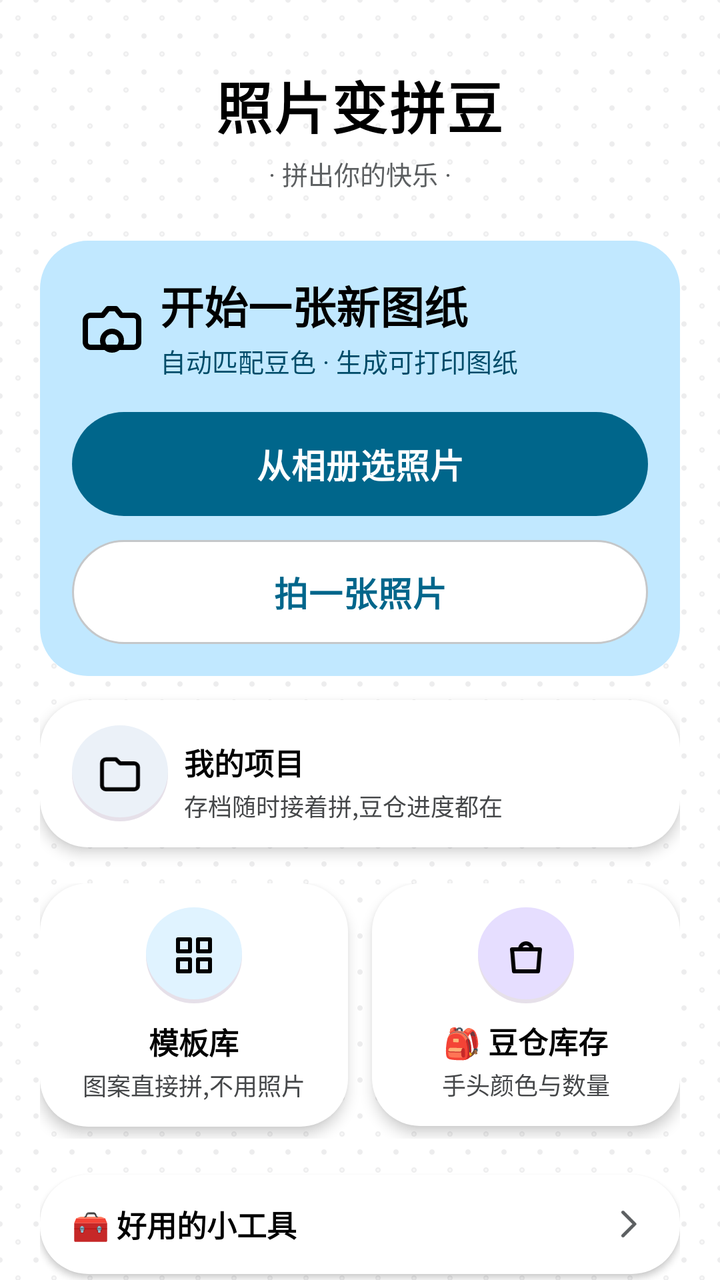
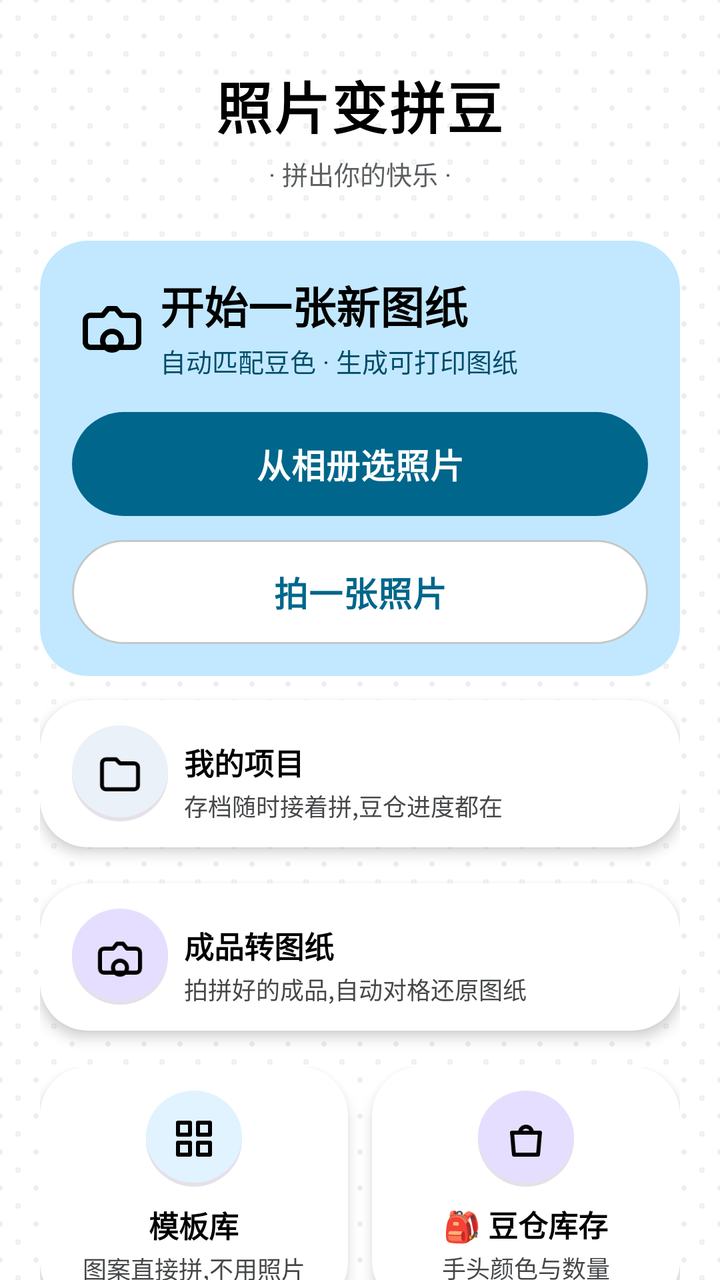

Screens rendered from an Android XML layout before and after an edit, with the pre-edit source and the edit as a unified diff.
<!-- AndroidManifest.xml: application theme AppTheme -->
<!-- res/layout/activity_main.xml -->
<?xml version="1.0" encoding="utf-8"?>
<ScrollView xmlns:android="http://schemas.android.com/apk/res/android"
    android:layout_width="match_parent"
    android:layout_height="match_parent"
    android:background="@drawable/bg_pegboard"
    android:fillViewport="true"
    android:scrollbars="none">

    <LinearLayout
        android:layout_width="match_parent"
        android:layout_height="wrap_content"
        android:orientation="vertical"
        android:paddingStart="20dp"
        android:paddingEnd="20dp">

        
        <TextView
            android:layout_width="wrap_content"
            android:layout_height="wrap_content"
            android:layout_gravity="center_horizontal"
            android:layout_marginTop="32dp"
            android:letterSpacing="0.03"
            android:text="@string/app_name"
            android:textColor="?attr/textPrimary"
            android:textSize="28sp"
            android:textStyle="bold" />

        <TextView
            android:layout_width="wrap_content"
            android:layout_height="wrap_content"
            android:layout_gravity="center_horizontal"
            android:layout_marginTop="4dp"
            android:text="@string/main_footer"
            android:textColor="?attr/textSecondary"
            android:textSize="13sp" />

        
        <LinearLayout
            android:layout_width="match_parent"
            android:layout_height="wrap_content"
            android:layout_marginTop="24dp"
            android:background="@drawable/bg_hero"
            android:orientation="vertical"
            android:padding="16dp">

            <LinearLayout
                android:layout_width="match_parent"
                android:layout_height="wrap_content"
                android:layout_marginStart="4dp"
                android:gravity="center_vertical"
                android:orientation="horizontal">

                <ImageView
                    android:layout_width="32dp"
                    android:layout_height="32dp"
                    android:contentDescription="@null"
                    android:src="@drawable/ic_camera"
                    android:tint="?attr/onPrimaryContainer" />

                <LinearLayout
                    android:layout_width="0dp"
                    android:layout_height="wrap_content"
                    android:layout_marginStart="8dp"
                    android:layout_weight="1"
                    android:orientation="vertical">

                    <TextView
                        android:layout_width="wrap_content"
                        android:layout_height="wrap_content"
                        android:text="@string/main_new_title"
                        android:textColor="?attr/onPrimaryContainer"
                        android:textSize="22sp"
                        android:textStyle="bold" />

                    <TextView
                        android:layout_width="wrap_content"
                        android:layout_height="wrap_content"
                        android:layout_marginTop="2dp"
                        android:text="@string/main_new_desc"
                        android:textColor="?attr/onPrimaryContainerDim"
                        android:textSize="13sp" />
                </LinearLayout>
            </LinearLayout>

            
            <TextView
                android:id="@+id/btnGallery"
                style="@style/BigBtn"
                android:layout_width="match_parent"
                android:layout_height="52dp"
                android:layout_marginTop="16dp"
                android:background="@drawable/bg_btn_primary"
                android:elevation="0dp"
                android:text="@string/main_pick_gallery"
                android:textColor="?attr/onPrimary" />

            
            <TextView
                android:id="@+id/btnCamera"
                style="@style/BigBtn"
                android:layout_width="match_parent"
                android:layout_height="52dp"
                android:layout_marginTop="12dp"
                android:background="@drawable/bg_btn_secondary"
                android:elevation="0dp"
                android:text="@string/main_pick_camera"
                android:textColor="?attr/colorPrimary" />
        </LinearLayout>

        
        <LinearLayout
            android:id="@+id/btnProjects"
            style="@style/ToolCardWide"
            android:layout_marginTop="12dp">

            <ImageView
                style="@style/ToolCardIconPlate"
                android:contentDescription="@null"
                android:background="@drawable/bg_icon_sky"
                android:src="@drawable/ic_folder"
                android:tint="?attr/textPrimary" />

            <LinearLayout
                android:layout_width="0dp"
                android:layout_height="wrap_content"
                android:layout_marginStart="8dp"
                android:layout_weight="1"
                android:orientation="vertical">

                <TextView style="@style/ToolCardTitle" android:text="@string/tool_projects" />
                <TextView style="@style/ToolCardDesc" android:text="@string/tool_projects_desc" />
            </LinearLayout>
        </LinearLayout>

        
        <LinearLayout
            android:layout_width="match_parent"
            android:layout_height="wrap_content"
            android:layout_marginTop="12dp"
            android:orientation="horizontal">

            <LinearLayout
                android:id="@+id/btnTemplates"
                style="@style/ToolCard"
                android:layout_marginEnd="6dp">

                <ImageView
                    style="@style/ToolCardIconPlate"
                    android:contentDescription="@null"
                    android:background="@drawable/bg_icon_lilac"
                    android:src="@drawable/ic_grid"
                    android:tint="?attr/textPrimary" />

                <TextView style="@style/ToolCardTitle" android:text="@string/tool_templates" />
                <TextView
                    android:id="@+id/toolTemplatesDesc"
                    style="@style/ToolCardDesc"
                    android:text="@string/tool_templates_desc" />
            </LinearLayout>

            <LinearLayout
                android:id="@+id/btnInventoryHome"
                style="@style/ToolCard"
                android:layout_marginStart="6dp">

                <ImageView
                    style="@style/ToolCardIconPlate"
                    android:contentDescription="@null"
                    android:background="@drawable/bg_icon_mint"
                    android:src="@drawable/ic_bag"
                    android:tint="?attr/textPrimary" />

                <TextView style="@style/ToolCardTitle" android:text="@string/tool_inventory" />
                <TextView style="@style/ToolCardDesc" android:text="@string/tool_inventory_desc" />
            </LinearLayout>
        </LinearLayout>

        
        <LinearLayout
            android:id="@+id/moreToolsHeader"
            android:layout_width="match_parent"
            android:layout_height="wrap_content"
            android:layout_marginTop="18dp"
            android:background="@drawable/bg_card_sketch"
            android:clickable="true"
            android:elevation="2dp"
            android:focusable="true"
            android:gravity="center_vertical"
            android:orientation="horizontal"
            android:paddingStart="16dp"
            android:paddingTop="14dp"
            android:paddingEnd="16dp"
            android:paddingBottom="14dp">

            <TextView
                android:layout_width="0dp"
                android:layout_height="wrap_content"
                android:layout_weight="1"
                android:text="@string/main_tools"
                android:textColor="?attr/textPrimary"
                android:textSize="15sp"
                android:textStyle="bold" />

            <ImageView
                android:id="@+id/tvMoreToolsArrow"
                android:layout_width="20dp"
                android:layout_height="20dp"
                android:contentDescription="@null"
                android:src="@drawable/ic_chevron_right" />
        </LinearLayout>

        <LinearLayout
            android:id="@+id/moreToolsBody"
            android:layout_width="match_parent"
            android:layout_height="wrap_content"
            android:layout_marginTop="12dp"
            android:orientation="vertical"
            android:visibility="gone">

            <LinearLayout
                android:id="@+id/cardWatermark"
                style="@style/ToolCardWide">

                <ImageView
                    style="@style/ToolCardIconPlate"
                    android:contentDescription="@null"
                    android:background="@drawable/bg_icon_mint"
                    android:src="@drawable/ic_eraser"
                    android:tint="?attr/textPrimary" />

                <LinearLayout
                    android:layout_width="0dp"
                    android:layout_height="wrap_content"
                    android:layout_marginStart="8dp"
                    android:layout_weight="1"
                    android:orientation="vertical">

                    <TextView style="@style/ToolCardTitle" android:text="@string/tool_watermark" />
                    <TextView style="@style/ToolCardDesc" android:text="@string/tool_watermark_desc" />
                </LinearLayout>
            </LinearLayout>

            <LinearLayout
                android:layout_width="match_parent"
                android:layout_height="wrap_content"
                android:layout_marginTop="12dp"
                android:orientation="horizontal">

                <LinearLayout
                    android:id="@+id/btnScanPattern"
                    style="@style/ToolCard"
                    android:layout_marginEnd="6dp">

                    <ImageView
                        style="@style/ToolCardIconPlate"
                        android:contentDescription="@null"
                        android:background="@drawable/bg_icon_sky"
                        android:src="@drawable/ic_scan"
                        android:tint="?attr/textPrimary" />

                    <TextView style="@style/ToolCardTitle" android:text="@string/tool_scan" />
                    <TextView style="@style/ToolCardDesc" android:text="@string/tool_scan_desc" />
                </LinearLayout>

                <LinearLayout
                    android:id="@+id/btnText"
                    style="@style/ToolCard"
                    android:layout_marginStart="6dp">

                    <ImageView
                        style="@style/ToolCardIconPlate"
                        android:contentDescription="@null"
                        android:background="@drawable/bg_icon_butter"
                        android:src="@drawable/ic_type"
                        android:tint="?attr/textPrimary" />

                    <TextView style="@style/ToolCardTitle" android:text="@string/tool_text" />
                    <TextView style="@style/ToolCardDesc" android:text="@string/tool_text_desc" />
                </LinearLayout>
            </LinearLayout>

            <LinearLayout
                android:layout_width="match_parent"
                android:layout_height="wrap_content"
                android:layout_marginTop="12dp"
                android:orientation="horizontal">

                <LinearLayout
                    android:id="@+id/btnBlank"
                    style="@style/ToolCard"
                    android:layout_marginEnd="6dp">

                    <ImageView
                        style="@style/ToolCardIconPlate"
                        android:contentDescription="@null"
                        android:background="@drawable/bg_icon_peach"
                        android:src="@drawable/ic_pencil"
                        android:tint="?attr/textPrimary" />

                    <TextView style="@style/ToolCardTitle" android:text="@string/tool_blank" />
                    <TextView style="@style/ToolCardDesc" android:text="@string/tool_blank_desc" />
                </LinearLayout>

                <LinearLayout
                    android:id="@+id/btnKnowledge"
                    style="@style/ToolCard"
                    android:layout_marginStart="6dp">

                    <ImageView
                        style="@style/ToolCardIconPlate"
                        android:contentDescription="@null"
                        android:background="@drawable/bg_icon_pink"
                        android:src="@drawable/ic_book"
                        android:tint="?attr/textPrimary" />

                    <TextView style="@style/ToolCardTitle" android:text="@string/tool_knowledge" />
                    <TextView style="@style/ToolCardDesc" android:text="@string/tool_knowledge_desc" />
                </LinearLayout>
            </LinearLayout>

            
            <LinearLayout
                android:id="@+id/btnBackup"
                style="@style/ToolCardWide"
                android:layout_marginTop="12dp">

                <ImageView
                    style="@style/ToolCardIconPlate"
                    android:contentDescription="@null"
                    android:background="@drawable/bg_icon_butter"
                    android:src="@drawable/ic_archive"
                    android:tint="?attr/textPrimary" />

                <LinearLayout
                    android:layout_width="0dp"
                    android:layout_height="wrap_content"
                    android:layout_marginStart="8dp"
                    android:layout_weight="1"
                    android:orientation="vertical">

                    <TextView style="@style/ToolCardTitle" android:text="@string/tool_backup" />
                    <TextView style="@style/ToolCardDesc" android:text="@string/tool_backup_desc" />
                </LinearLayout>
            </LinearLayout>

            
            <LinearLayout
                android:id="@+id/footerOpenSource"
                android:layout_width="match_parent"
                android:layout_height="wrap_content"
                android:layout_marginTop="20dp"
                android:gravity="center"
                android:orientation="vertical"
                android:paddingBottom="24dp">

                <TextView
                    android:layout_width="wrap_content"
                    android:layout_height="wrap_content"
                    android:text="@string/footer_free"
                    android:textColor="?attr/textSecondary"
                    android:textSize="13sp" />

                <TextView
                    android:id="@+id/btnFooterSource"
                    android:layout_width="wrap_content"
                    android:layout_height="wrap_content"
                    android:layout_marginTop="6dp"
                    android:clickable="true"
                    android:focusable="true"
                    android:padding="6dp"
                    android:text="@string/footer_source"
                    android:textColor="?attr/colorPrimary"
                    android:textSize="13sp" />

                <TextView
                    android:id="@+id/btnFooterIssues"
                    android:layout_width="wrap_content"
                    android:layout_height="wrap_content"
                    android:clickable="true"
                    android:focusable="true"
                    android:padding="6dp"
                    android:text="@string/footer_issues"
                    android:textColor="?attr/colorPrimary"
                    android:textSize="13sp" />
            </LinearLayout>
        </LinearLayout>
    </LinearLayout>
</ScrollView>
<!-- resources referenced by this layout -->
<resources>
  <!-- drawable bg_btn_primary (drawable) -->
  <?xml version="1.0" encoding="utf-8"?>
  <shape xmlns:android="http://schemas.android.com/apk/res/android"
      android:shape="rectangle">
      <solid android:color="?attr/primary" />
      <corners android:radius="26dp" />
  </shape>
  <!-- drawable bg_hero (drawable) -->
  <?xml version="1.0" encoding="utf-8"?>
  <shape xmlns:android="http://schemas.android.com/apk/res/android"
      android:shape="rectangle">
      <solid android:color="?attr/primaryContainer" />
      <corners android:radius="24dp" />
  </shape>
  <string name="app_name">照片变拼豆</string>
  <string name="footer_free">拼豆照片 · 完全免费 · 永久开源</string>
  <string name="footer_issues">发现 BUG？点这里反馈，作者亲自修</string>
  <string name="footer_source">GitHub 项目主页（点这里）</string>
  <string name="main_footer">· 拼出你的快乐 ·</string>
  <string name="main_new_desc">自动匹配豆色 · 生成可打印图纸</string>
  <string name="main_new_title">开始一张新图纸</string>
  <string name="main_pick_camera">拍一张照片</string>
  <string name="main_pick_gallery">从相册选照片</string>
  <string name="main_tools">🧰 好用的小工具</string>
  <string name="tool_backup">📦 备份与恢复</string>
  <string name="tool_backup_desc">项目/豆仓/打卡/色板打包导出,换机不丢数据</string>
  <string name="tool_blank">空白画布</string>
  <string name="tool_blank_desc">从零手绘图纸</string>
  <string name="tool_inventory">🎒 豆仓库存</string>
  <string name="tool_inventory_desc">手头颜色与数量</string>
  <string name="tool_knowledge">拼豆知识</string>
  <string name="tool_knowledge_desc">新手入门不迷路</string>
  <string name="tool_projects">我的项目</string>
  <string name="tool_projects_desc">存档随时接着拼,豆仓进度都在</string>
  <string name="tool_scan">识别图纸</string>
  <string name="tool_scan_desc">现成图纸变同款</string>
  <string name="tool_templates">模板库</string>
  <string name="tool_templates_desc">图案直接拼,不用照片</string>
  <string name="tool_text">文字生成</string>
  <string name="tool_text_desc">名字变挂件图纸</string>
  <string name="tool_watermark">去水印</string>
  <string name="tool_watermark_desc">框住水印一键清除</string>
  <style name="ToolCardIconPlate">
          <item name="android:layout_width">48dp</item>
          <item name="android:layout_height">48dp</item>
          <item name="android:padding">12dp</item>
          <item name="android:gravity">center</item>
      </style>
  <color name="stickerShadow">#E6E0E9</color>
  <color name="primaryLight">#EADDFF</color>
  <color name="primary">#6750A4</color>
  <color name="bg">#FEF7FF</color>
  <style name="CandyAlertDialog" parent="CandyTokens">
          <item name="android:windowBackground">@drawable/bg_dialog</item>
      </style>
  <color name="textMain">#1D1B20</color>
  <color name="textPrimary">#1D1B20</color>
  <color name="textSub">#49454F</color>
  <color name="textSecondary">#6B6577</color>
  <color name="colorPrimary">#6750A4</color>
  <color name="onPrimary">#FFFFFF</color>
  <color name="primaryContainer">#EADDFF</color>
  <color name="tertiaryContainer">#D9F5E8</color>
  <color name="onPrimaryContainer">#21005D</color>
  <color name="onPrimaryContainerDim">#BF21005D</color>
  <color name="colorSurface">#F3EFF9</color>
  <color name="surfaceContainerLow">#F7F2FA</color>
  <color name="secondaryContainer">#E8DEF8</color>
  <color name="onSecondaryContainer">#1D192B</color>
  <color name="subsurface">#ECE6F0</color>
  <color name="line">#CAC4D0</color>
  <color name="colorStroke">#E2D9F0</color>
  <color name="card">#FFFFFF</color>
  <!-- drawable bg_dialog (drawable) -->
  <?xml version="1.0" encoding="utf-8"?>
  <shape xmlns:android="http://schemas.android.com/apk/res/android"
      android:shape="rectangle">
      <solid android:color="?attr/card" />
      <corners android:radius="28dp" />
  </shape>
  <!-- unchanged entries left out for length: 30 -->
</resources>

<!-- the commit's change to res/layout/activity_main.xml (unified diff, before → after) -->
@@ -129,6 +129,31 @@
 
                 <TextView style="@style/ToolCardTitle" android:text="@string/tool_projects" />
                 <TextView style="@style/ToolCardDesc" android:text="@string/tool_projects_desc" />
+            </LinearLayout>
+        </LinearLayout>
+
+        
+        <LinearLayout
+            android:id="@+id/btnBeadPhoto"
+            style="@style/ToolCardWide"
+            android:layout_marginTop="12dp">
+
+            <ImageView
+                style="@style/ToolCardIconPlate"
+                android:contentDescription="@null"
+                android:background="@drawable/bg_icon_mint"
+                android:src="@drawable/ic_camera"
+                android:tint="?attr/textPrimary" />
+
+            <LinearLayout
+                android:layout_width="0dp"
+                android:layout_height="wrap_content"
+                android:layout_marginStart="8dp"
+                android:layout_weight="1"
+                android:orientation="vertical">
+
+                <TextView style="@style/ToolCardTitle" android:text="@string/tool_bead_photo" />
+                <TextView style="@style/ToolCardDesc" android:text="@string/tool_bead_photo_desc" />
             </LinearLayout>
         </LinearLayout>
 
<!-- resource entries referenced after the edit -->
@@ -26,6 +26,8 @@
   <string name="main_tools">🧰 好用的小工具</string>
   <string name="tool_backup">📦 备份与恢复</string>
   <string name="tool_backup_desc">项目/豆仓/打卡/色板打包导出,换机不丢数据</string>
+  <string name="tool_bead_photo">成品转图纸</string>
+  <string name="tool_bead_photo_desc">拍拼好的成品,自动对格还原图纸</string>
   <string name="tool_blank">空白画布</string>
   <string name="tool_blank_desc">从零手绘图纸</string>
   <string name="tool_inventory">🎒 豆仓库存</string>
